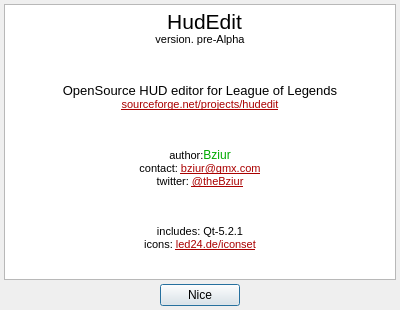
The window that dialogs/about.ui (mibli/HudEdit) describes before a commit, drawn with Qt 5.
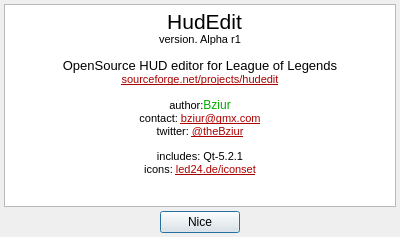
The same window after the commit. Icons and pictures are not drawn.

Commit message: program shouldn't add anymore empty lines after comments

What changed in the file:
```diff
--- a/dialogs/about.ui
+++ b/dialogs/about.ui
@@ -7,7 +7,7 @@
     <x>0</x>
     <y>0</y>
     <width>400</width>
-    <height>310</height>
+    <height>237</height>
    </rect>
   </property>
   <property name="windowTitle">
@@ -43,12 +43,9 @@
 &lt;html&gt;&lt;head&gt;&lt;meta name=&quot;qrichtext&quot; content=&quot;1&quot; /&gt;&lt;style type=&quot;text/css&quot;&gt;
 p, li { white-space: pre-wrap; }
 &lt;/style&gt;&lt;/head&gt;&lt;body style=&quot; font-family:'MS Shell Dlg 2'; font-size:8.25pt; font-weight:400; font-style:normal;&quot;&gt;
-&lt;p align=&quot;center&quot; style=&quot; margin-top:0px; margin-bottom:0px; margin-left:0px; margin-right:0px; -qt-block-indent:0; text-indent:0px;&quot;&gt;&lt;img src=&quot;:/new/mainIcon/png23&quot; /&gt;&lt;span style=&quot; font-size:8pt;&quot;&gt;   &lt;/span&gt;&lt;span style=&quot; font-size:16pt;&quot;&gt;HudEdit&lt;br /&gt;&lt;/span&gt;&lt;span style=&quot; font-size:8pt;&quot;&gt;version. pre-Alpha&lt;/span&gt;&lt;/p&gt;
-&lt;p align=&quot;center&quot; style=&quot;-qt-paragraph-type:empty; margin-top:12px; margin-bottom:12px; margin-left:0px; margin-right:0px; -qt-block-indent:0; text-indent:0px; font-size:8pt;&quot;&gt;&lt;br /&gt;&lt;/p&gt;
+&lt;p align=&quot;center&quot; style=&quot; margin-top:0px; margin-bottom:0px; margin-left:0px; margin-right:0px; -qt-block-indent:0; text-indent:0px;&quot;&gt;&lt;img src=&quot;:/new/mainIcon/png23&quot; /&gt;&lt;span style=&quot; font-size:8pt;&quot;&gt;   &lt;/span&gt;&lt;span style=&quot; font-size:16pt;&quot;&gt;HudEdit&lt;br /&gt;&lt;/span&gt;&lt;span style=&quot; font-size:8pt;&quot;&gt;version. Alpha r1&lt;/span&gt;&lt;/p&gt;
 &lt;p align=&quot;center&quot; style=&quot; margin-top:12px; margin-bottom:12px; margin-left:0px; margin-right:0px; -qt-block-indent:0; text-indent:0px;&quot;&gt;&lt;span style=&quot; font-size:10pt;&quot;&gt;OpenSource HUD editor for League of Legends&lt;br /&gt;&lt;/span&gt;&lt;a href=&quot;https://sourceforge.net/projects/hudedit/&quot;&gt;&lt;span style=&quot; font-size:8pt; text-decoration: underline; color:#aa0000;&quot;&gt;sourceforge.net/projects/hudedit&lt;/span&gt;&lt;/a&gt;&lt;/p&gt;
-&lt;p align=&quot;center&quot; style=&quot;-qt-paragraph-type:empty; margin-top:12px; margin-bottom:12px; margin-left:0px; margin-right:0px; -qt-block-indent:0; text-indent:0px; font-size:8pt;&quot;&gt;&lt;br /&gt;&lt;/p&gt;
 &lt;p align=&quot;center&quot; style=&quot; margin-top:12px; margin-bottom:12px; margin-left:0px; margin-right:0px; -qt-block-indent:0; text-indent:0px;&quot;&gt;&lt;span style=&quot; font-size:8pt;&quot;&gt;author:&lt;/span&gt;&lt;span style=&quot; font-size:9pt; color:#00aa00;&quot;&gt;Bziur&lt;br /&gt;&lt;/span&gt;&lt;span style=&quot; font-size:8pt;&quot;&gt;contact: &lt;/span&gt;&lt;a href=&quot;mailto://bziur@gmx.com&quot;&gt;&lt;span style=&quot; font-size:8pt; text-decoration: underline; color:#aa0000;&quot;&gt;bziur@gmx.com&lt;br /&gt;&lt;/span&gt;&lt;/a&gt;&lt;span style=&quot; font-size:8pt;&quot;&gt;twitter: &lt;/span&gt;&lt;a href=&quot;https://twitter.com/theBziur&quot;&gt;&lt;span style=&quot; font-size:8pt; text-decoration: underline; color:#aa0000;&quot;&gt;@theBziur&lt;/span&gt;&lt;/a&gt;&lt;/p&gt;
-&lt;p align=&quot;center&quot; style=&quot;-qt-paragraph-type:empty; margin-top:12px; margin-bottom:12px; margin-left:0px; margin-right:0px; -qt-block-indent:0; text-indent:0px; font-size:8pt;&quot;&gt;&lt;br /&gt;&lt;/p&gt;
 &lt;p align=&quot;center&quot; style=&quot; margin-top:12px; margin-bottom:12px; margin-left:0px; margin-right:0px; -qt-block-indent:0; text-indent:0px;&quot;&gt;&lt;span style=&quot; font-size:8pt;&quot;&gt;includes: Qt-5.2.1&lt;br /&gt;icons: &lt;/span&gt;&lt;a href=&quot;http://led24.de/iconset/&quot;&gt;&lt;span style=&quot; font-size:8pt; text-decoration: underline; color:#aa0000;&quot;&gt;led24.de/iconset&lt;/span&gt;&lt;/a&gt;&lt;/p&gt;&lt;/body&gt;&lt;/html&gt;</string>
      </property>
      <property name="openExternalLinks">
```
The commit also changes 2 other files.
